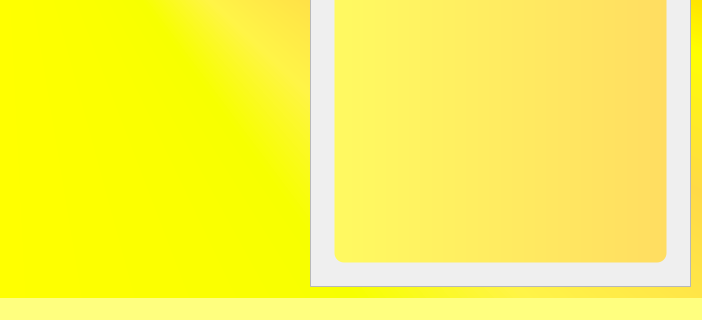
This is MattyNotes/mattynotes.ui in MattyMatiss/MattyNotesOld as Qt 5 draws it before an edit; both pictures show x 0 to 702 and y 214 to 534 of the 702 by 534 pixel window. The edited form follows.
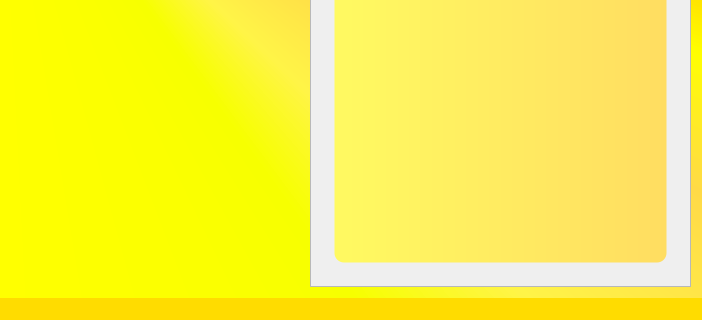
This is the edited form. Icons and pictures are not drawn.

Diff of the .ui file:
```diff
--- a/MattyNotes/mattynotes.ui
+++ b/MattyNotes/mattynotes.ui
@@ -325,7 +325,7 @@
     </size>
    </property>
    <property name="styleSheet">
-    <string notr="true">background-color: rgb(255, 255, 127);
+    <string notr="true">background-color: rgb(255, 220, 0);
 border-color: rgb(255, 255, 255);</string>
    </property>
   </widget>
```
